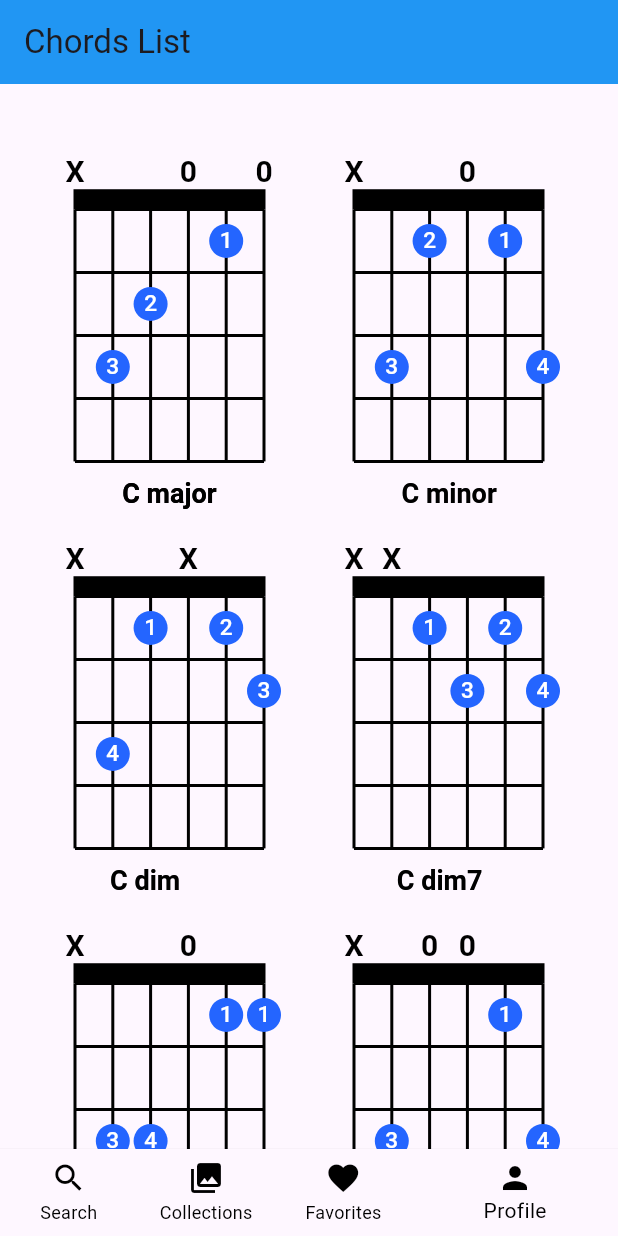
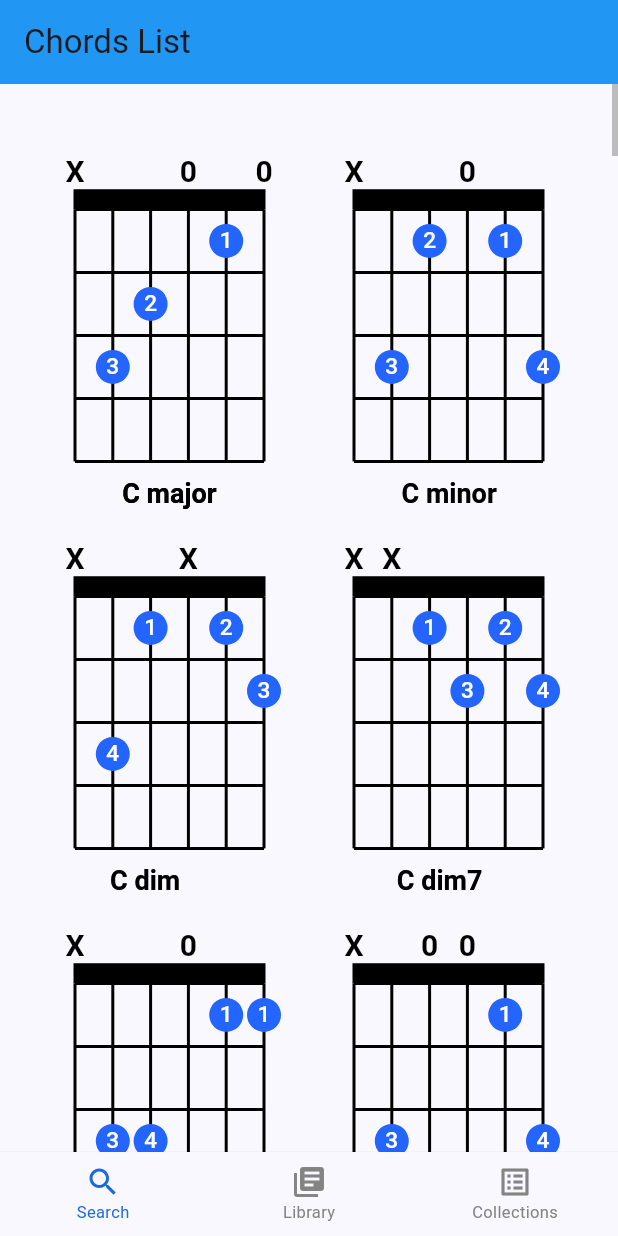
Before and after one commit to dantehemerson/chords-legacy, a Flutter app: the screen it shows after launch, on a phone screen of 412 x 824 dp. Run offline on Flutter 3.47's test engine with Material 3 defaults, Android fonts, the phone set to English and light mode, and no system bars; missing offline and left inert: flutter_midi_pro.

```diff
--- a/lib/app.dart
+++ b/lib/app.dart
@@ -6,7 +6,7 @@ import 'package:test_drive/bottom_navigation_view/bottom_bar_view.dart';
 import 'package:test_drive/components/chords_grid.dart';
 import 'package:test_drive/models/chord_model.dart';
 
-class App extends StatelessWidget {
+class App extends StatefulWidget {
   final Future<List<ChordModel>> chordsFuture;
 
   App({super.key}) : chordsFuture = loadChords();
@@ -27,9 +27,16 @@ class App extends StatelessWidget {
   }
 
   @override
+  State<App> createState() => _AppState();
+}
+
+class _AppState extends State<App> {
+  int selectedIndex = 0;
+
+  @override
   Widget build(BuildContext context) {
     return FutureBuilder<List<ChordModel>>(
-      future: chordsFuture,
+      future: widget.chordsFuture,
       builder: (context, snapshot) {
         if (snapshot.hasError) {
           return MaterialApp(
@@ -50,20 +57,38 @@ class App extends StatelessWidget {
         } else {
           List<ChordModel> chords = snapshot.data!;
 
+          Widget getBody() {
+            switch (selectedIndex) {
+              case 0:
+                return ChordsGrid(chords: chords);
+              case 1:
+                return const Text('Collections');
+              case 2:
+                return const Text('Favorites');
+              default:
+                return const Text('Error');
+            }
+          }
+
           return MaterialApp(
               title: 'Flutter Demo',
-              color: Colors.black,
               theme: ThemeData(
-                colorScheme: ColorScheme.fromSeed(seedColor: Colors.deepPurple),
-                useMaterial3: true,
+                colorScheme:
+                    ColorScheme.fromSeed(seedColor: const Color(0x002465ff)),
               ),
               home: Scaffold(
-                body: ChordsGrid(chords: chords),
-                bottomNavigationBar: BottomBar(),
+                body: getBody(),
+                bottomNavigationBar: BottomBar(
+                    currentIndex: selectedIndex,
+                    onTap: (int index) {
+                      setState(() {
+                        selectedIndex = index;
+                      });
+                    }),
               ));
         }
       },
     );
-    // #2465ff
+    //
   }
 }
--- a/lib/bottom_navigation_view/bottom_bar_view.dart
+++ b/lib/bottom_navigation_view/bottom_bar_view.dart
@@ -1,24 +1,27 @@
 import 'package:flutter/material.dart';
 
 class BottomBar extends StatelessWidget {
-  const BottomBar({super.key});
+  final ValueChanged<int>? onTap;
+  final int currentIndex;
 
-  // @override
-  // State<StatefulWidget> createState() {
-  //   // TODO: implement createState
-  //   // throw UnimplementedError();
-  // }
+  const BottomBar({super.key, required this.onTap, required this.currentIndex});
 
   @override
   Widget build(BuildContext context) {
     return BottomNavigationBar(
       elevation: 1,
-      currentIndex: 3,
-      fixedColor: Colors.black,
-      unselectedItemColor: Colors.black,
-      selectedIconTheme: const IconThemeData(color: Colors.black),
-      unselectedIconTheme: const IconThemeData(color: Colors.black),
+      currentIndex: currentIndex,
+      unselectedItemColor: const Color.fromARGB(255, 132, 132, 132),
+      selectedItemColor: const Color.fromARGB(255, 28, 104, 227),
       showUnselectedLabels: true,
+      iconSize: 24,
+      selectedLabelStyle: const TextStyle(
+        fontSize: 11,
+      ),
+      unselectedLabelStyle: const TextStyle(
+        fontSize: 11,
+      ),
+      onTap: onTap,
       items: const <BottomNavigationBarItem>[
         BottomNavigationBarItem(
           icon: Icon(
@@ -28,19 +31,15 @@ class BottomBar extends StatelessWidget {
         ),
         BottomNavigationBarItem(
           icon: Icon(
-            Icons.collections,
+            Icons.library_books,
           ),
-          label: 'Collections',
+          label: 'Library',
         ),
         BottomNavigationBarItem(
           icon: Icon(
-            Icons.favorite,
+            Icons.list_alt,
           ),
-          label: 'Favorites',
-        ),
-        BottomNavigationBarItem(
-          icon: Icon(Icons.person),
-          label: 'Profile',
+          label: 'Collections',
         ),
       ],
     );
--- a/lib/components/chord_painter.dart
+++ b/lib/components/chord_painter.dart
@@ -113,6 +113,6 @@ class ChordPainter extends CustomPainter {
 
   @override
   bool shouldRepaint(covariant CustomPainter oldDelegate) {
-    return true;
+    return false;
   }
 }
--- a/lib/components/chords_grid.dart
+++ b/lib/components/chords_grid.dart
@@ -15,13 +15,14 @@ class ChordsGrid extends StatelessWidget {
           title: const Text('Chords List'),
           backgroundColor: Colors.blue,
         ),
-      body: GridView.count(
+        body: Scrollbar(
+          thumbVisibility: true,
+          child: GridView.count(
               crossAxisCount: 2,
               padding: const EdgeInsets.all(50),
               mainAxisSpacing: 90,
               crossAxisSpacing: 60,
               childAspectRatio: 3 / 4,
-          scrollDirection: Axis.vertical,
               children: List.generate(chords.length, (index) {
                 return ChordWidget(
                     key: ValueKey(index),
@@ -29,6 +30,6 @@ class ChordsGrid extends StatelessWidget {
                     onTap: () async =>
                         {await ChordPlayer.playChord(chords[index])});
               })),
-    );
+        ));
   }
 }
--- /dev/null
+++ b/lib/components/chords_group.dart
@@ -0,0 +1,21 @@
+import 'package:flutter/material.dart';
+import 'package:test_drive/models/chord_model.dart';
+
+class ChordsGroup extends StatelessWidget {
+  const ChordsGroup({
+    super.key,
+  });
+
+  @override
+  Widget build(BuildContext context) {
+    return const Align(
+        alignment: Alignment.topCenter,
+        child: Padding(
+            padding: EdgeInsets.all(50),
+            child: Text("hoal 22222",
+                style: TextStyle(
+                    fontSize: 30,
+                    color: Colors.red,
+                    fontWeight: FontWeight.bold))));
+  }
+}
```
Lines whose indentation alone changed are shown as unchanged.
